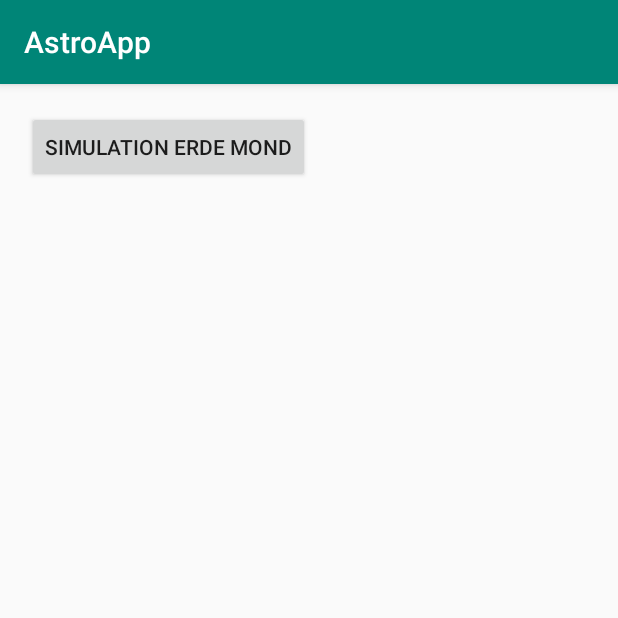
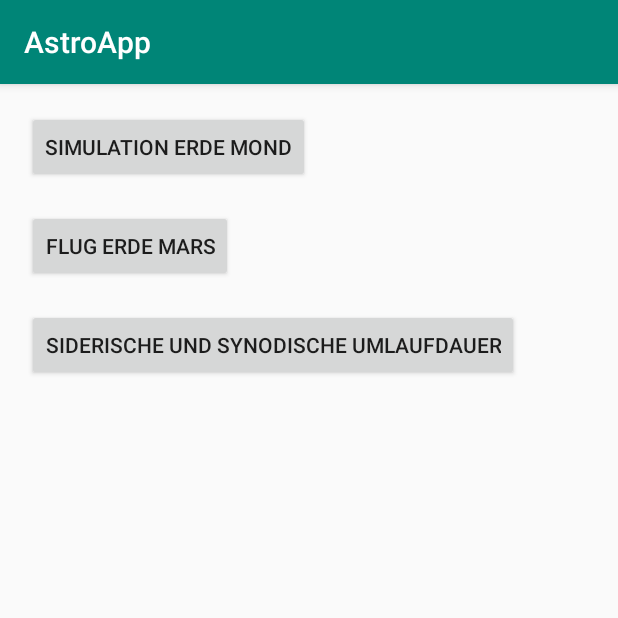
Before and after one commit to mastermax1988/astroapp, an Android app: the screen it shows after launch (MainActivity), on a phone screen of 412 x 824 dp, the top half of it. Run offline under Robolectric (Android 15) with nearby library versions, the phone set to English and light mode, and no system bars.

Commit message:
synodic working

```diff
--- a/app/src/main/res/layout/activity_main.xml
+++ b/app/src/main/res/layout/activity_main.xml
@@ -5,6 +5,28 @@
     android:layout_width="match_parent"
     android:layout_height="match_parent"
     tools:context=".MainActivity">
+
+    <Button
+        android:id="@+id/button3"
+        android:layout_width="wrap_content"
+        android:layout_height="wrap_content"
+        android:layout_marginStart="18dp"
+        android:layout_marginTop="18dp"
+        android:onClick="btnSynodicClick"
+        android:text="@string/txtSynodic"
+        app:layout_constraintStart_toStartOf="parent"
+        app:layout_constraintTop_toBottomOf="@+id/button2" />
+
+    <Button
+        android:id="@+id/button2"
+        android:layout_width="wrap_content"
+        android:layout_height="wrap_content"
+        android:layout_marginStart="18dp"
+        android:layout_marginTop="18dp"
+        android:onClick="btnHohmannClick"
+        android:text="@string/btnHohmann"
+        app:layout_constraintStart_toStartOf="parent"
+        app:layout_constraintTop_toBottomOf="@+id/button" />
 
     <Button
         android:id="@+id/button"
--- a/app/src/main/res/values/strings.xml
+++ b/app/src/main/res/values/strings.xml
@@ -1,4 +1,6 @@
 <resources>
     <string name="app_name">AstroApp</string>
     <string name="btnEarthMoon">Simulation Erde Mond</string>
+    <string name="btnHohmann">Flug Erde Mars</string>
+    <string name="txtSynodic">Siderische und synodische Umlaufdauer</string>
 </resources>
```
Also changed, not shown: app/src/main/AndroidManifest.xml (+10 -2 lines), app/src/main/java/com/example/astroapp/HohmannActivity.java (added, +96 -0 lines), app/src/main/java/com/example/astroapp/MainActivity.java (+12 -0 lines), app/src/main/java/com/example/astroapp/MoonActivity.java (+7 -6 lines), app/src/main/java/com/example/astroapp/SynodicActivity.java (added, +96 -0 lines), app/src/main/res/layout/activity_hohmann.xml (added, +9 -0 lines).
